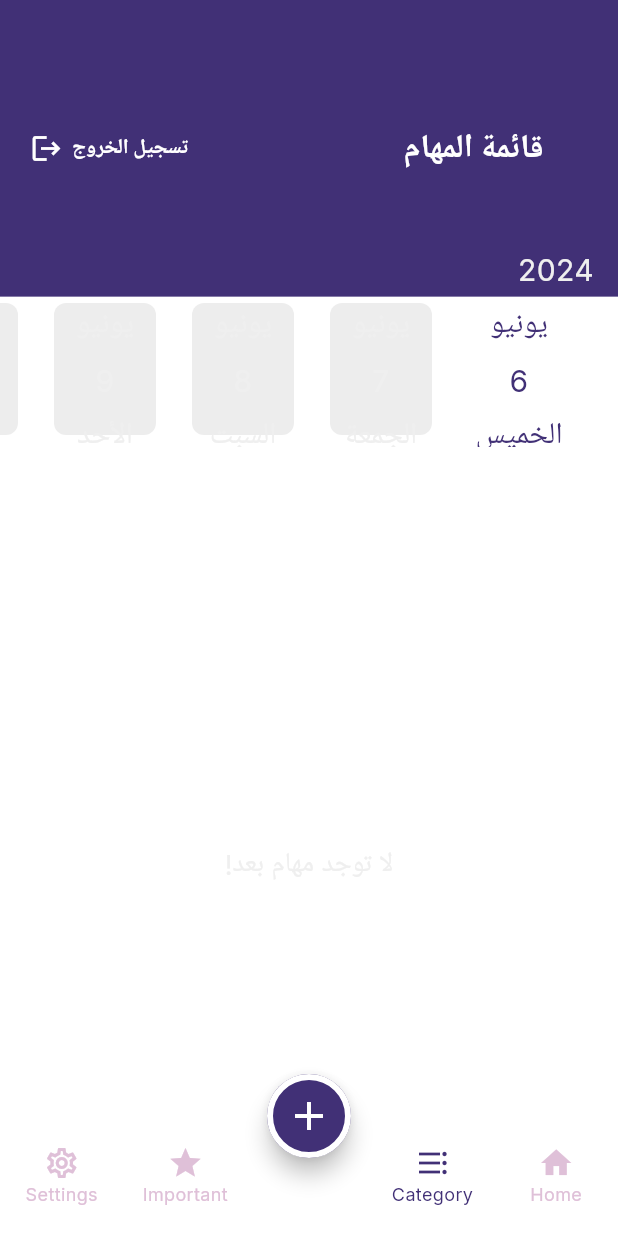
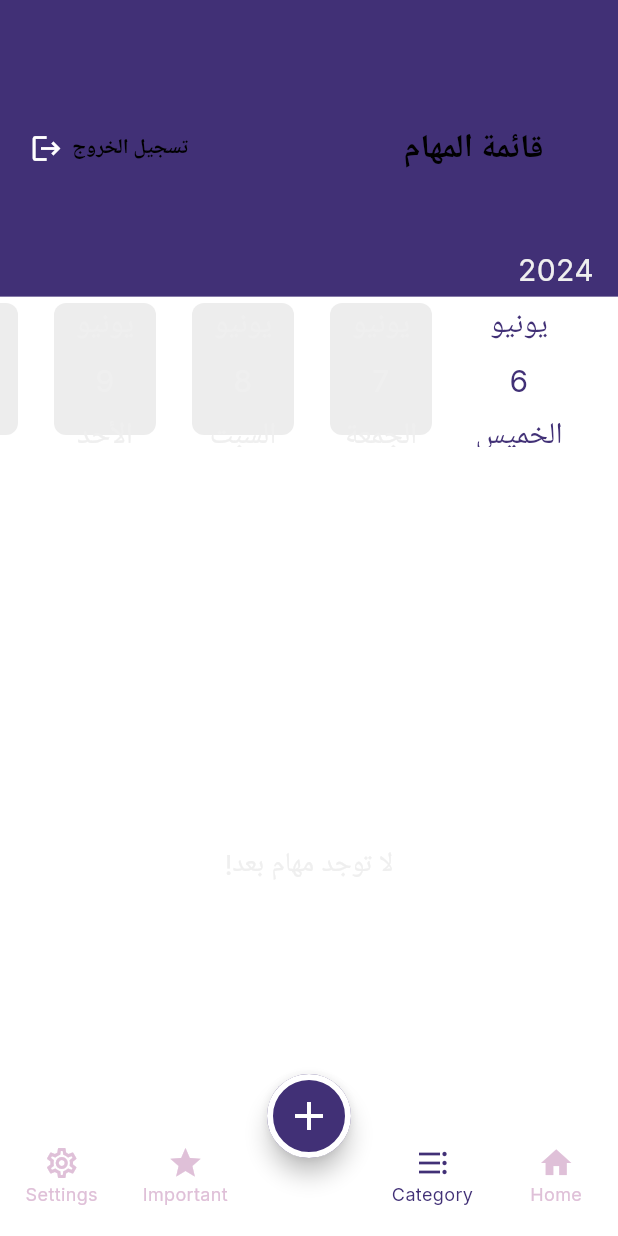
Before and after one commit to Mariam-Elkhelawy/TYDOO, a Flutter app: the HomeScreen screen opened by its route, item 2 of the bottom bar chosen, on a phone screen of 412 x 824 dp. Run offline on Flutter 3.47's test engine with Material 3 defaults, Android fonts, the light colour scheme and no system bars; drawn by our look-alikes of easy_date_timeline; our stand-ins replace animated_custom_dropdown, another_flutter_splash_screen, cloud_firestore, firebase_auth, firebase_core, firebase_crashlytics and 4 more; accounts and stored records are empty; generated files the repository leaves out were written again.

Commit message:
+ app utils

```diff
--- a/lib/app_theme.dart
+++ b/lib/app_theme.dart
@@ -1,49 +1,50 @@
 import 'package:flutter/material.dart';
 import 'package:google_fonts/google_fonts.dart';
+import 'package:todo_app/core/utils/app_colors.dart';
 
 class AppTheme {
   static const Color primaryColor = Color(0xFF413076);
   static const Color primaryDarkColor = Color(0xFF8B6EE5);
   static const Color secondaryColor = Color(0xFFDFC0D8);
   static const Color greyColor = Color(0xFFC8C9CB);
-  static const Color blackColor = Color(0xFF141922);
+  static const Color blackColor = Colors.black;
   static const Color darkColor = Color(0xFF383838);
   static const Color whiteColor = Colors.white;
   static ThemeData lightTheme = ThemeData(
-    primaryColor: primaryColor,
+    primaryColor: AppColor.primaryColor,
     brightness: Brightness.light,
     textTheme: TextTheme(
       titleLarge: GoogleFonts.poppins(
-          fontSize: 22, color: whiteColor, fontWeight: FontWeight.bold),
+          fontSize: 22, color: AppColor.blackColor, fontWeight: FontWeight.bold),
       bodyLarge: GoogleFonts.inter(
-          fontSize: 24, color: whiteColor, fontWeight: FontWeight.w800),
+          fontSize: 24, color: AppColor.blackColor, fontWeight: FontWeight.w800),
       bodyMedium: GoogleFonts.inter(
         fontSize: 20,
         color: const Color(0xFFEFEFEF),
       ),
       bodySmall: GoogleFonts.inter(
         fontSize: 14,
-        color: whiteColor
+        color: AppColor.blackColor
       ),
     ),
     scaffoldBackgroundColor:Colors.white,
     bottomAppBarTheme: const BottomAppBarTheme(
-      color: whiteColor,
+      color: AppColor.whiteColor,
     ),
     floatingActionButtonTheme: FloatingActionButtonThemeData(
       shape: RoundedRectangleBorder(
         borderRadius: BorderRadius.circular(100),
-        side: const BorderSide(color: whiteColor, width: 4),
+        side: const BorderSide(color: AppColor.whiteColor, width: 4),
       ),
-      backgroundColor: primaryColor,
+      backgroundColor: AppColor.primaryColor,
     ),
     appBarTheme: const AppBarTheme(
-      iconTheme: IconThemeData(color: whiteColor),
+      iconTheme: IconThemeData(color: AppColor.whiteColor),
     ),
-    bottomSheetTheme: const BottomSheetThemeData(backgroundColor: whiteColor),
+    bottomSheetTheme: const BottomSheetThemeData(backgroundColor: AppColor.whiteColor),
   );
   static ThemeData darkTheme = ThemeData(
-    primaryColor: primaryColor,
+    primaryColor: AppColor.primaryColor,
     brightness: Brightness.dark,
     textTheme: TextTheme(
       titleLarge: GoogleFonts.poppins(
@@ -51,11 +52,11 @@ class AppTheme {
           color: const Color(0xFF060E1E),
           fontWeight: FontWeight.bold),
       bodyLarge: GoogleFonts.poppins(
-          fontSize: 18, color: primaryColor, fontWeight: FontWeight.bold),
+          fontSize: 18, color: AppColor.primaryColor, fontWeight: FontWeight.bold),
       bodyMedium: GoogleFonts.roboto(
         fontSize: 15,
         fontWeight: FontWeight.bold,
-        color: whiteColor,
+        color: AppColor.whiteColor,
       ),
       bodySmall: GoogleFonts.roboto(
         fontSize: 12,
@@ -63,9 +64,9 @@ class AppTheme {
       ),
     ),
     appBarTheme: const AppBarTheme(
-      iconTheme: IconThemeData(color: blackColor),
+      iconTheme: IconThemeData(color: AppColor.blackColor),
     ),
-    bottomSheetTheme: const BottomSheetThemeData(backgroundColor: blackColor),
+    bottomSheetTheme: const BottomSheetThemeData(backgroundColor: AppColor.blackColor),
     scaffoldBackgroundColor: const Color(0xFF1D1F24),
     bottomAppBarTheme: const BottomAppBarTheme(
       color: Color(0xFF1D1F24),
@@ -73,9 +74,9 @@ class AppTheme {
     floatingActionButtonTheme: FloatingActionButtonThemeData(
       shape: RoundedRectangleBorder(
         borderRadius: BorderRadius.circular(50),
-        side: const BorderSide(color: blackColor, width: 4),
+        side: const BorderSide(color: AppColor.blackColor, width: 4),
       ),
-      backgroundColor: primaryDarkColor,
+      backgroundColor: AppColor.primaryDarkColor,
     ),
   );
 }
--- /dev/null
+++ b/lib/core/utils/app_colors.dart
@@ -0,0 +1,15 @@
+import 'package:flutter/material.dart';
+
+class AppColor {
+
+  static const Color primaryColor = Color(0xFF413076);
+  static const Color primaryDarkColor = Color(0xFF8B6EE5);
+  static const Color secondaryColor = Color(0xFFDFC0D8);
+  static const Color thirdColor = Color(0xFF8162E3);
+  static const Color blackColor = Colors.black;
+  static const Color activeDayColor = Color(0xFFD4D4D4);
+  static const Color inactiveDayColor = Color(0xFF454545);
+  static const Color inactiveColor = Color(0xFFEDEDED);
+  static const Color helloColor = Color(0xFFEFEFEF);
+  static const Color whiteColor = Colors.white;
+}
```
Also changed, not shown: lib/core/utils/app_images.dart (added, +7 -0 lines), lib/core/utils/app_strings.dart (added, +63 -0 lines), lib/core/utils/constants.dart (added, +10 -0 lines), lib/core/utils/styles.dart (added, +38 -0 lines), lib/features/home/home_tab.dart (+72 -44 lines).
